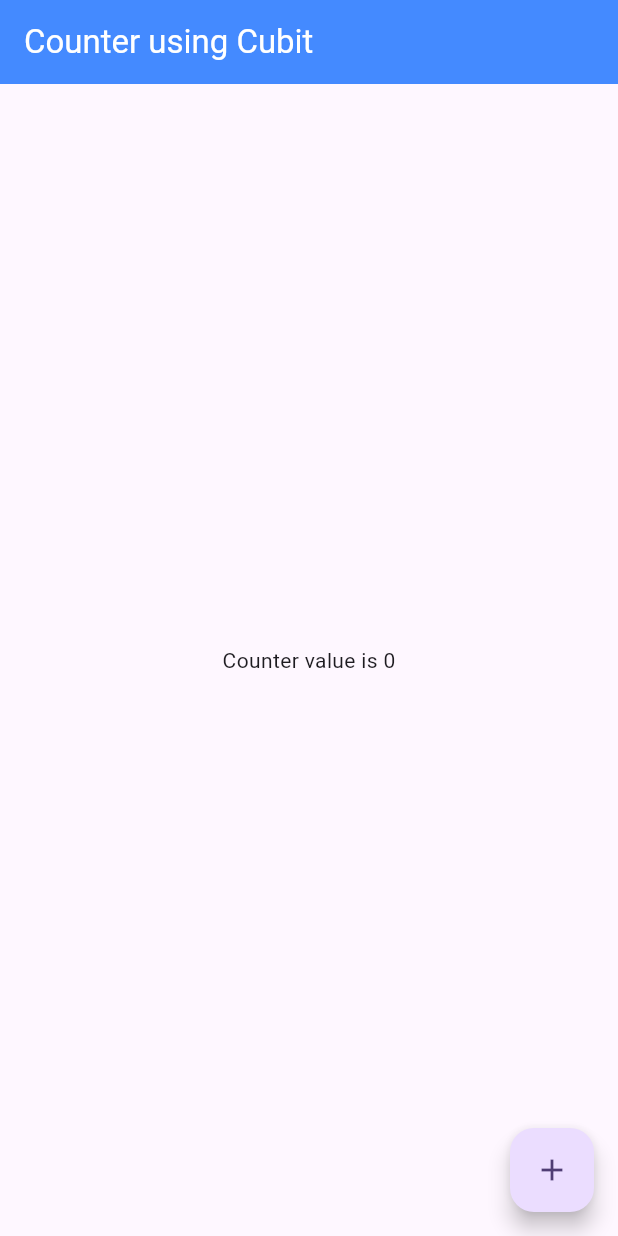
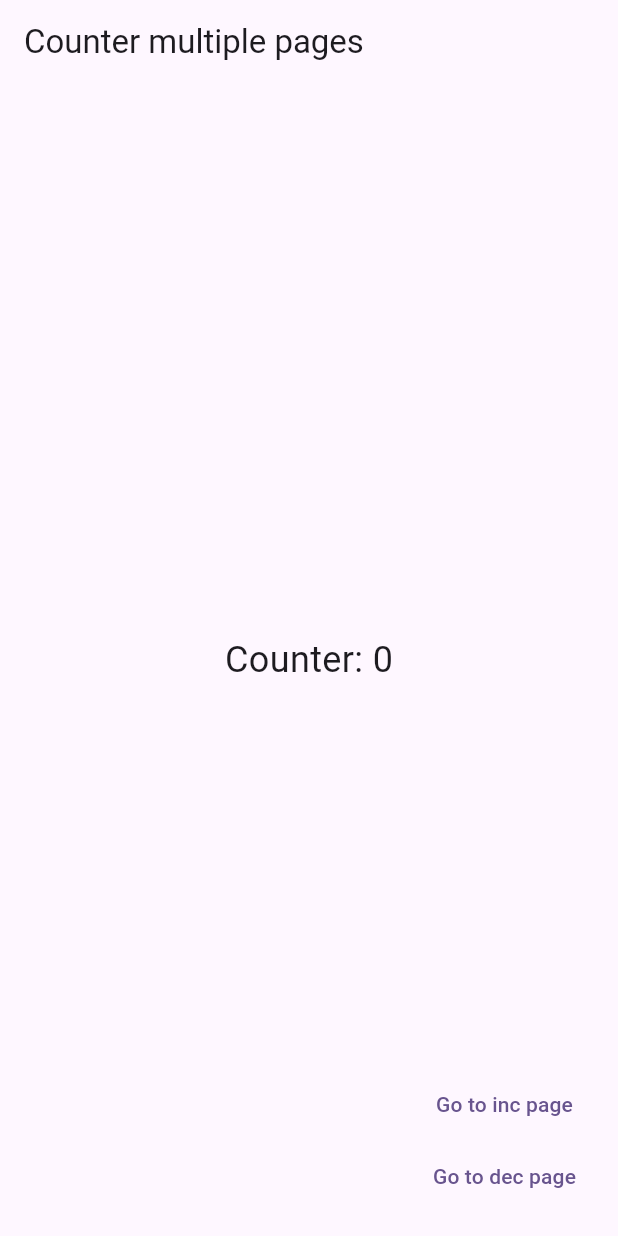
Before and after one commit to Suhail-Sharieff/repo34-bloc_pattern, a Flutter app: the screen it shows after launch, on a phone screen of 412 x 824 dp. Run offline on Flutter 3.47's test engine with Material 3 defaults, Android fonts, the phone set to English and light mode, and no system bars; our stand-ins replace flutter_bloc.

Commit message:
multiple page:

```diff
--- a/lib/_01_Cubit/_01_counter.dart
+++ b/lib/_01_Cubit/_01_counter.dart
@@ -5,6 +5,8 @@ class Couter_Cubit extends Cubit<int> {
   Couter_Cubit() : super(0);
   void increment() {
     emit(state + 1);
+  } void decrement() {
+    emit(state - 1);
   }
 }
 
--- /dev/null
+++ b/lib/_01_Cubit/_02_multiple_page.dart
@@ -0,0 +1,90 @@
+import 'package:bloc_pattern/_01_Cubit/_01_counter.dart';
+import 'package:flutter/material.dart';
+import 'package:flutter_bloc/flutter_bloc.dart';
+
+
+
+class IncPage extends StatelessWidget {
+  const IncPage({super.key});
+  @override
+  Widget build(BuildContext context) {
+    final instance=BlocProvider.of<Couter_Cubit>(context);
+    return Scaffold(
+      body: Center(
+        child: FloatingActionButton(child: const Icon(Icons.add),onPressed: (){
+          instance.increment();
+        }),
+      ),
+    );
+  }
+}
+class DecPage extends StatelessWidget {
+  const DecPage({super.key});
+  @override
+  Widget build(BuildContext context) {
+    final instance=BlocProvider.of<Couter_Cubit>(context);
+    return Scaffold(
+      body: Center(
+        child: FloatingActionButton(child: const Icon(Icons.minimize),onPressed: (){
+          instance.decrement();
+        }),
+      ),
+    );
+  }
+}
+
+class Two extends StatefulWidget {
+  const Two({super.key});
+
+  @override
+  State<Two> createState() => _TwoState();
+}
+
+class _TwoState extends State<Two> {
+  // final main_instance=Couter_Cubit();---i have used alternate syntax below using provider
+  /*
+  main method:
+  @override
+  Widget build(BuildContext context) {
+    return BlocProvider(
+    create: (_)=>Couter_Cubit(),
+      child: MaterialApp(
+          title: 'Flutter Demo',
+          theme: ThemeData(
+            colorScheme: ColorScheme.fromSeed(seedColor: Colors.deepPurple),
+            useMaterial3: true,
+          ),
+          home: const One(),
+        ),);
+      }
+  * */
+
+  @override
+  Widget build(BuildContext context) {
+    return Scaffold(
+      appBar: AppBar(title: Text("Counter multiple pages"),),
+      body: Center(
+        child:  BlocBuilder<Couter_Cubit, int>(
+          builder: (context, state) {
+            return Text("Counter: $state", style: const TextStyle(fontSize: 24));
+          },
+        ),
+      ),
+      floatingActionButton: Column(
+        mainAxisAlignment: MainAxisAlignment.end,
+        children: [
+          TextButton(
+            child: const Text("Go to inc page"),
+              onPressed: (){
+            Navigator.of(context).push(MaterialPageRoute(builder: (_)=>const IncPage()));
+          }),
+          TextButton(
+            child: const Text("Go to dec page"),
+              onPressed: (){
+            Navigator.of(context).push(MaterialPageRoute(builder: (_)=>const DecPage()));
+          })
+        ],
+      ),
+    );
+  }
+}
--- a/lib/main.dart
+++ b/lib/main.dart
@@ -1,5 +1,7 @@
 import 'package:bloc_pattern/_01_Cubit/_01_counter.dart';
+import 'package:bloc_pattern/_01_Cubit/_02_multiple_page.dart';
 import 'package:flutter/material.dart';
+import 'package:flutter_bloc/flutter_bloc.dart';
 
 
 void main() {
@@ -11,13 +13,16 @@ class MyApp extends StatelessWidget {
 
   @override
   Widget build(BuildContext context) {
-    return MaterialApp(
+    return BlocProvider(
+    create: (_)=>Couter_Cubit(),
+      child: MaterialApp(
           title: 'Flutter Demo',
           theme: ThemeData(
             colorScheme: ColorScheme.fromSeed(seedColor: Colors.deepPurple),
             useMaterial3: true,
           ),
-      home: const One(),
-    );
+          home: const Two(),
+        ),);
       }
+
 }
```
Lines whose indentation alone changed are shown as unchanged.
